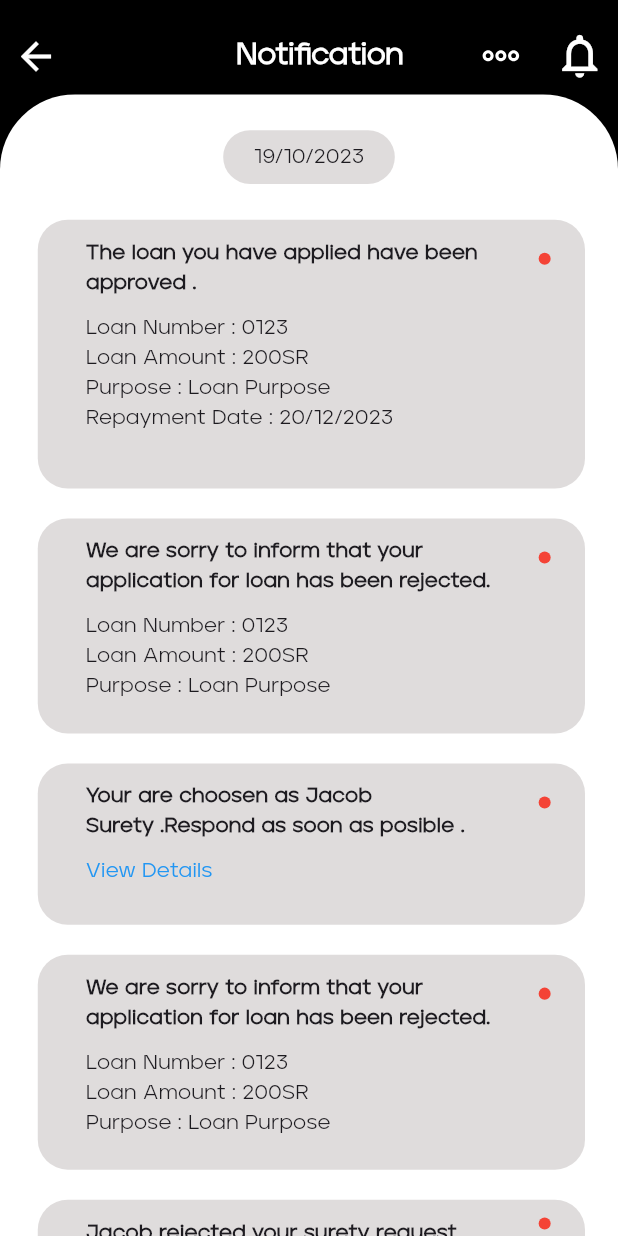
After one commit to coder12e4/rtd_, a Flutter app: the NotificationScreen screen opened directly, on a phone screen of 412 x 824 dp. The commit adds this screen. Run offline on Flutter 3.47's test engine with Material 2 defaults, Android fonts, the phone set to English and light mode, and no system bars; our stand-ins replace flutter_screenutil, flutter_svg, get; missing offline and left inert: awesome_circular_chart.

Commit message:
Notification Screen Completed

```diff
--- a/lib/core/constraints/conatrints.dart
+++ b/lib/core/constraints/conatrints.dart
@@ -7,3 +7,7 @@ const textFieldHeight = SizedBox(
 const kSizedBoxH = SizedBox(
   height: 10,
 );
+
+const kSizedBoxH20 = SizedBox(
+  height: 20,
+);
--- a/lib/view/home_screen/home.dart
+++ b/lib/view/home_screen/home.dart
@@ -2,6 +2,7 @@ import 'package:awesome_circular_chart/awesome_circular_chart.dart';
 import 'package:flutter/material.dart';
 import 'package:flutter_screenutil/flutter_screenutil.dart';
 import 'package:rtd_project/core/color/colors.dart';
+import 'package:rtd_project/view/notification/notification.dart';
 
 class HomePage extends StatelessWidget {
   const HomePage({super.key});
@@ -104,9 +105,7 @@ class HomePage extends StatelessWidget {
                   ),
                 ],
               ),
-            ))
-
-            );
+            )));
   }
 
   graphCenterText(context) {
@@ -151,14 +150,14 @@ class HomePage extends StatelessWidget {
           children: [
             Padding(
               padding: EdgeInsets.only(left: 20.w, bottom: 10.h),
-              child: Text(
+              child: const Text(
                 'Active Loan',
                 style: TextStyle(fontSize: 14, fontWeight: FontWeight.w700),
               ),
             ),
             ListView.builder(
               shrinkWrap: true,
-              physics: NeverScrollableScrollPhysics(),
+              physics: const NeverScrollableScrollPhysics(),
               itemCount: 3,
               itemBuilder: (context, index) => activeLoanData(),
             )
@@ -201,7 +200,7 @@ class HomePage extends StatelessWidget {
         child: Column(
           crossAxisAlignment: CrossAxisAlignment.start,
           children: [
-            Text(
+            const Text(
               'Income Breakdown',
               style: TextStyle(fontWeight: FontWeight.w600),
             ),
@@ -214,7 +213,7 @@ class HomePage extends StatelessWidget {
             SizedBox(
               height: 30.h,
             ),
-            Text(
+            const Text(
               'Total Loan',
               style: TextStyle(fontWeight: FontWeight.w600),
             ),
@@ -230,10 +229,10 @@ class HomePage extends StatelessWidget {
     ));
   }
 
-  Container Divider() {
+  Container divider() {
     return Container(
       width: 270.w,
-      child: Text(
+      child: const Text(
         '-------------------',
         style: TextStyle(fontSize: 30),
       ),
@@ -246,11 +245,11 @@ class HomePage extends StatelessWidget {
       children: [
         Text(
           title!,
-          style: TextStyle(fontWeight: FontWeight.w900, fontSize: 16),
+          style: const TextStyle(fontWeight: FontWeight.w900, fontSize: 16),
         ),
         Text(
           price!,
-          style: TextStyle(fontWeight: FontWeight.w900, fontSize: 16),
+          style: const TextStyle(fontWeight: FontWeight.w900, fontSize: 16),
         )
       ],
     );
@@ -264,11 +263,11 @@ class HomePage extends StatelessWidget {
         children: [
           Text(
             title!,
-            style: TextStyle(fontWeight: FontWeight.w400, fontSize: 16),
+            style: const TextStyle(fontWeight: FontWeight.w400, fontSize: 16),
           ),
           Text(
             date!,
-            style: TextStyle(fontWeight: FontWeight.w400, fontSize: 16),
+            style: const TextStyle(fontWeight: FontWeight.w400, fontSize: 16),
           )
         ],
       ),
@@ -295,7 +294,11 @@ class HomePage extends StatelessWidget {
             width: 90.w,
           ),
           IconButton(
-              onPressed: () {},
+              onPressed: () {
+                Navigator.of(context).push(MaterialPageRoute(
+                  builder: (context) => NotificationScreen(),
+                ));
+              },
               icon: const Icon(
                 Icons.notifications_none,
                 color: whiteColor,
--- /dev/null
+++ b/lib/view/notification/notification.dart
@@ -0,0 +1,356 @@
+import 'package:flutter/cupertino.dart';
+import 'package:flutter/material.dart';
+import 'package:flutter_screenutil/flutter_screenutil.dart';
+import 'package:flutter_svg/flutter_svg.dart';
+import 'package:rtd_project/core/color/colors.dart';
+import 'package:rtd_project/core/constraints/conatrints.dart';
+
+class NotificationScreen extends StatelessWidget {
+  const NotificationScreen({super.key});
+
+  @override
+  Widget build(BuildContext context) {
+    return SafeArea(
+      child: Scaffold(
+        backgroundColor: baseColor,
+        body: SingleChildScrollView(
+          child: Column(
+            children: [
+              appbar(context),
+              Container(
+                height: 920.h,
+                decoration: const BoxDecoration(
+                    color: whiteColor,
+                    borderRadius: BorderRadiusDirectional.only(
+                      topStart: Radius.circular(50),
+                      topEnd: Radius.circular(50),
+                    )),
+                child: ListView(
+                    physics: const NeverScrollableScrollPhysics(),
+                    children: [
+                      SizedBox(
+                        height: 20.h,
+                      ),
+                      dateContainer(),
+                      SizedBox(
+                        height: 20.h,
+                      ),
+                      textContainer(150.h,
+                          'The loan you have applied have been approved .',
+                          text1: 'Loan Number : 0123',
+                          text2: 'Loan Amount : 200SR',
+                          text3: 'Purpose : Loan Purpose',
+                          text4: 'Repayment Date : 20/12/2023'),
+                      kSizedBoxH20,
+                      textContainer(
+                        120.h,
+                        'We are sorry to inform that your application for loan has been rejected.',
+                        text1: 'Loan Number : 0123',
+                        text2: 'Loan Amount : 200SR',
+                        text3: 'Purpose : Loan Purpose',
+                      ),
+                      kSizedBoxH20,
+                      containerWithClickable(90.h,
+                          "Your are choosen as Jacob Surety .Respond as soon as posible .",
+                          clikable: 'View Details'),
+                      kSizedBoxH20,
+                      textContainer(
+                        120.h,
+                        'We are sorry to inform that your application for loan has been rejected.',
+                        text1: 'Loan Number : 0123',
+                        text2: 'Loan Amount : 200SR',
+                        text3: 'Purpose : Loan Purpose',
+                      ),
+                      kSizedBoxH20,
+                      textContainerWithDots(
+                        230.h,
+                        "Jacob rejected your surety request .",
+                        "Here is the reason for the recjection can be shown .",
+                        text1: 'Loan Number : 0123',
+                        text2: 'Loan Amount : 200SR',
+                        text3: 'Purpose : Loan Purpose',
+                      )
+                    ]),
+              )
+            ],
+          ),
+        ),
+      ),
+    );
+  }
+
+  Padding textContainer(height, title, {text1, text2, text3, text4}) {
+    return Padding(
+      padding: EdgeInsets.only(left: 22.0.w, right: 22.0),
+      child: Container(
+        height: height,
+        width: 300.w,
+        decoration: BoxDecoration(
+            color: const Color.fromARGB(255, 223, 220, 220),
+            borderRadius: BorderRadiusDirectional.circular(20)),
+        child: Column(
+          crossAxisAlignment: CrossAxisAlignment.start,
+          children: [
+            Row(
+              children: [
+                Expanded(
+                    child: Padding(
+                  padding:
+                      EdgeInsets.only(left: 28.0.w, right: 15.w, top: 10.h),
+                  child: Text(
+                    title,
+                    style: const TextStyle(fontWeight: FontWeight.bold),
+                  ),
+                )),
+                Container(
+                  margin: EdgeInsets.only(right: 20.w),
+                  height: 7.h,
+                  width: 7.w,
+                  decoration: const BoxDecoration(
+                    shape: BoxShape.circle,
+                    color: Colors.red,
+                  ),
+                )
+              ],
+            ),
+            kSizedBoxH,
+            Padding(
+              padding: EdgeInsets.symmetric(horizontal: 28.0.w),
+              child: Column(
+                crossAxisAlignment: CrossAxisAlignment.start,
+                children: [
+                  Text(
+                    text1,
+                  ),
+                  Text(
+                    text2,
+                  ),
+                  Text(
+                    text3,
+                  ),
+                  Text(
+                    text4 ?? '',
+                  ),
+                ],
+              ),
+            )
+          ],
+        ),
+      ),
+    );
+  }
+
+  Padding textContainerWithDots(height, title, title2,
+      {text1, text2, text3, text4}) {
+    return Padding(
+      padding: EdgeInsets.only(left: 22.0.w, right: 22.0),
+      child: Container(
+        height: height,
+        width: 300.w,
+        decoration: BoxDecoration(
+            color: const Color.fromARGB(255, 223, 220, 220),
+            borderRadius: BorderRadiusDirectional.circular(20)),
+        child: Column(
+          crossAxisAlignment: CrossAxisAlignment.start,
+          children: [
+            Row(
+              children: [
+                Expanded(
+                    child: Padding(
+                  padding:
+                      EdgeInsets.only(left: 28.0.w, right: 15.w, top: 10.h),
+                  child: Text(
+                    title,
+                    style: const TextStyle(fontWeight: FontWeight.bold),
+                  ),
+                )),
+                Container(
+                  margin: EdgeInsets.only(right: 20.w),
+                  height: 7.h,
+                  width: 7.w,
+                  decoration: const BoxDecoration(
+                    shape: BoxShape.circle,
+                    color: Colors.red,
+                  ),
+                )
+              ],
+            ),
+            kSizedBoxH,
+            Padding(
+              padding: EdgeInsets.symmetric(horizontal: 28.0.w),
+              child: Column(
+                crossAxisAlignment: CrossAxisAlignment.start,
+                children: [
+                  Text(
+                    text1,
+                  ),
+                  Text(
+                    text2,
+                  ),
+                  Text(
+                    text3,
+                  ),
+                  Text(
+                    text4 ?? '',
+                  ),
+                  Padding(
+                    padding:
+                        EdgeInsets.only(left: 5.0.w, right: 15.w, top: 10.h),
+                    child: Text(
+                      title2,
+                      style: const TextStyle(fontWeight: FontWeight.bold),
+                    ),
+                  ),
+                  kSizedBoxH,
+                  DottedText('First reason for rejection'),
+                  DottedText('Second reason for rejection'),
+                  DottedText('Third reason for rejection'),
+                ],
+              ),
+            )
+          ],
+        ),
+      ),
+    );
+  }
+
+  Padding DottedText(text) {
+    return Padding(
+      padding: EdgeInsets.only(left: 5.w),
+      child: Row(
+        children: [
+          Container(
+            height: 5.h,
+            width: 5.w,
+            decoration: const BoxDecoration(
+              shape: BoxShape.circle,
+              color: baseColor,
+            ),
+          ),
+          SizedBox(
+            width: 5.w,
+          ),
+          Text(
+            text ?? '',
+            style: const TextStyle(fontWeight: FontWeight.bold),
+          ),
+        ],
+      ),
+    );
+  }
+
+  containerWithClickable(height, title,
+      {text1, text2, text3, text4, clikable}) {
+    return Padding(
+      padding: EdgeInsets.only(left: 22.0.w, right: 22.0),
+      child: Container(
+        height: height,
+        width: 300.w,
+        decoration: BoxDecoration(
+            color: const Color.fromARGB(255, 223, 220, 220),
+            borderRadius: BorderRadiusDirectional.circular(20)),
+        child: Column(
+          crossAxisAlignment: CrossAxisAlignment.start,
+          children: [
+            Row(
+              children: [
+                Expanded(
+                    child: Padding(
+                  padding:
+                      EdgeInsets.only(left: 28.0.w, right: 15.w, top: 10.h),
+                  child: Text(
+                    title,
+                    style: const TextStyle(fontWeight: FontWeight.bold),
+                  ),
+                )),
+                Container(
+                  margin: EdgeInsets.only(right: 20.w),
+                  height: 7.h,
+                  width: 7.w,
+                  decoration: const BoxDecoration(
+                    shape: BoxShape.circle,
+                    color: Colors.red,
+                  ),
+                )
+              ],
+            ),
+            kSizedBoxH,
+            Padding(
+              padding: EdgeInsets.symmetric(horizontal: 28.0.w),
+              child: Column(
+                crossAxisAlignment: CrossAxisAlignment.start,
+                children: [
+                  InkWell(
+                    onTap: () {},
+                    child: Text(
+                      clikable ?? '',
+                      style: const TextStyle(color: Colors.blue),
+                    ),
+                  ),
+                ],
+              ),
+            )
+          ],
+        ),
+      ),
+    );
+  }
+
+  Column dateContainer() {
+    return Column(
+      children: [
+        Container(
+          height: 30.h,
+          width: 100.w,
+          decoration: BoxDecoration(
+              color: const Color.fromARGB(255, 223, 220, 220),
+              borderRadius: BorderRadius.circular(40)),
+          child: const Center(child: Text('19/10/2023')),
+        ),
+      ],
+    );
+  }
+
+  Container appbar(BuildContext context) {
+    return Container(
+      margin: EdgeInsets.only(top: 10.h),
+      child: Row(
+        mainAxisAlignment: MainAxisAlignment.spaceBetween,
+        children: [
+          IconButton(
+              onPressed: () {},
+              icon: const Icon(
+                Icons.arrow_back,
+                color: whiteColor,
+                size: 30,
+              )),
+          SizedBox(
+            width: 90.w,
+          ),
+          Text(
+            'Notification',
+            style: Theme.of(context).textTheme.displaySmall!.copyWith(
+                color: Colors.white, fontWeight: FontWeight.bold, fontSize: 20),
+          ),
+          SizedBox(
+            width: 30.w,
+          ),
+          IconButton(
+            onPressed: () {},
+            icon: SvgPicture.asset(
+              'assets/fonts/icons/three-dots-svgrepo-com (1).svg',
+            ),
+            color: whiteColor,
+          ),
+          IconButton(
+              onPressed: () {},
+              icon: const Icon(
+                Icons.notifications_none,
+                color: whiteColor,
+                size: 35,
+              ))
+        ],
+      ),
+    );
+  }
+}
--- a/lib/view/profile_screen/profile_page.dart
+++ b/lib/view/profile_screen/profile_page.dart
@@ -1,4 +1,3 @@
-import 'package:flutter/cupertino.dart';
 import 'package:flutter/material.dart';
 import 'package:flutter_screenutil/flutter_screenutil.dart';
 import 'package:flutter_svg/flutter_svg.dart';
```
